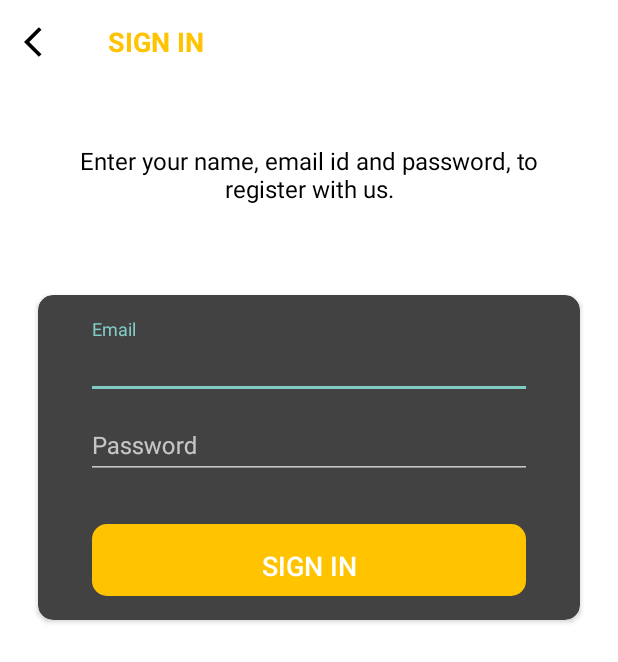
After one commit to NikhilBabu829/Trello-Clone, an Android app: the SignInActivity screen opened directly, with no data from a screen before it, on a phone screen of 412 x 824 dp. The commit adds this screen. Shown: the top 662 px of the screen. Run offline under Robolectric (Android 15) with nearby library versions, the phone set to English and light mode, and no system bars; Roboto replaces fonts that are not available here.

Commit message:
adding the signin screen to the project

```diff
--- a/app/src/main/AndroidManifest.xml
+++ b/app/src/main/AndroidManifest.xml
@@ -14,10 +14,15 @@
         android:theme="@style/Theme.Projemanage"
         tools:targetApi="31">
         <activity
+            android:name=".SignInActivity"
+            android:exported="false"
+            android:screenOrientation="portrait"
+            android:theme="@style/AppTheme"/>
+        <activity
             android:name=".SignUpActivity"
             android:exported="false"
             android:screenOrientation="portrait"
-            android:theme="@style/AppTheme"/>
+            android:theme="@style/AppTheme" />
         <activity
             android:name=".IntroActivity"
             android:exported="false"
--- a/app/src/main/java/com/nikhil/projemanage/IntroActivity.kt
+++ b/app/src/main/java/com/nikhil/projemanage/IntroActivity.kt
@@ -8,6 +8,7 @@ import android.widget.Button
 
 class IntroActivity : AppCompatActivity() {
     var btnSignUp : Button? = null
+    var btnSignIn: Button? =null
     override fun onCreate(savedInstanceState: Bundle?) {
         super.onCreate(savedInstanceState)
         setContentView(R.layout.activity_intro)
@@ -16,8 +17,12 @@ class IntroActivity : AppCompatActivity() {
             WindowManager.LayoutParams.FLAG_FULLSCREEN
         )
         btnSignUp = findViewById(R.id.btn_sign_up_intro)
+        btnSignIn = findViewById(R.id.btn_sign_in_intro)
         btnSignUp?.setOnClickListener{
             startActivity(Intent(this,SignUpActivity::class.java))
         }
+        btnSignIn?.setOnClickListener{
+            startActivity(Intent(this,SignInActivity::class.java))
+        }
     }
 }
--- /dev/null
+++ b/app/src/main/java/com/nikhil/projemanage/SignInActivity.kt
@@ -0,0 +1,30 @@
+package com.nikhil.projemanage
+
+import androidx.appcompat.app.AppCompatActivity
+import android.os.Bundle
+import android.view.WindowManager
+import android.widget.Button
+import androidx.appcompat.widget.Toolbar
+
+class SignInActivity : AppCompatActivity() {
+    var signInToolBar : Toolbar? =null
+    override fun onCreate(savedInstanceState: Bundle?) {
+        super.onCreate(savedInstanceState)
+        setContentView(R.layout.activity_sign_in)
+        signInToolBar = findViewById(R.id.toolbar_sign_in_activity)
+        window.setFlags(
+            WindowManager.LayoutParams.FLAG_FULLSCREEN,
+            WindowManager.LayoutParams.FLAG_FULLSCREEN
+        )
+        setupActionBarSignIn()
+    }
+    private fun setupActionBarSignIn(){
+        setSupportActionBar(signInToolBar)
+        val actionBarSignIn = supportActionBar
+        if(actionBarSignIn!=null){
+            actionBarSignIn.setDisplayHomeAsUpEnabled(true)
+            actionBarSignIn.setHomeAsUpIndicator(R.drawable.icbaselinearrowbackios24)
+        }
+        signInToolBar?.setNavigationOnClickListener{onBackPressed()}
+    }
+}
--- a/app/src/main/java/com/nikhil/projemanage/SignUpActivity.kt
+++ b/app/src/main/java/com/nikhil/projemanage/SignUpActivity.kt
@@ -2,6 +2,7 @@ package com.nikhil.projemanage
 
 import androidx.appcompat.app.AppCompatActivity
 import android.os.Bundle
+import android.view.WindowManager
 import androidx.appcompat.widget.Toolbar
 
 class SignUpActivity : AppCompatActivity() {
@@ -11,6 +12,10 @@ class SignUpActivity : AppCompatActivity() {
         setContentView(R.layout.activity_sign_up)
         setUpActionBar = findViewById(R.id.toolbar_sign_up_activity)
         setupActionBar()
+        window.setFlags(
+            WindowManager.LayoutParams.FLAG_FULLSCREEN,
+            WindowManager.LayoutParams.FLAG_FULLSCREEN
+        )
     }
     private fun setupActionBar(){
         setSupportActionBar(setUpActionBar)
@@ -19,6 +24,7 @@ class SignUpActivity : AppCompatActivity() {
             actionBar.setDisplayHomeAsUpEnabled(true)
             actionBar.setHomeAsUpIndicator(R.drawable.icbaselinearrowbackios24)
         }
+        setUpActionBar?.setNavigationOnClickListener{onBackPressed()}
     }
 
 }
--- /dev/null
+++ b/app/src/main/res/layout/activity_sign_in.xml
@@ -0,0 +1,120 @@
+<?xml version="1.0" encoding="utf-8"?>
+<LinearLayout xmlns:android="http://schemas.android.com/apk/res/android"
+    xmlns:app="http://schemas.android.com/apk/res-auto"
+    xmlns:tools="http://schemas.android.com/tools"
+    tools:context=".SignInActivity"
+    android:layout_width="match_parent"
+    android:layout_height="match_parent"
+    android:orientation="vertical"
+    android:background="@color/white">
+
+    <androidx.appcompat.widget.Toolbar
+        android:id="@+id/toolbar_sign_in_activity"
+        android:layout_width="match_parent"
+        android:layout_height="?attr/actionBarSize"
+        >
+        <TextView
+            android:id="@+id/tv_title"
+            android:layout_width="match_parent"
+            android:layout_height="match_parent"
+            android:gravity="center_vertical"
+            android:text="@string/sign_in"
+            android:textColor="@color/primaryTextColor"
+            android:textSize="@dimen/toolbar_title_text_size"
+            android:textStyle="bold"/>
+
+    </androidx.appcompat.widget.Toolbar>
+
+    <LinearLayout
+        android:layout_width="match_parent"
+        android:layout_height="match_parent"
+        android:layout_gravity="center"
+        android:layout_marginTop="@dimen/authentication_screen_content_marginTop"
+        android:orientation="vertical">
+
+        <TextView
+            android:layout_width="match_parent"
+            android:layout_height="wrap_content"
+            android:layout_marginStart="@dimen/authentication_screen_marginStartEnd"
+            android:layout_marginEnd="@dimen/authentication_screen_marginStartEnd"
+            android:gravity="center"
+            android:text="@string/sign_in_description_text"
+            android:textColor="@color/black"
+            android:textSize="@dimen/authentication_description_text_size"
+            />
+        <androidx.cardview.widget.CardView
+            android:layout_width="match_parent"
+            android:layout_height="wrap_content"
+            android:layout_marginStart="@dimen/authentication_screen_marginStartEnd"
+            android:layout_marginTop="@dimen/authentication_screen_card_view_marginTop"
+            android:layout_marginEnd="@dimen/authentication_screen_marginStartEnd"
+            android:elevation="@dimen/card_view_elevation"
+            app:cardCornerRadius="@dimen/card_view_corner_radius"
+            >
+
+            <LinearLayout
+                android:layout_width="match_parent"
+                android:layout_height="wrap_content"
+                android:orientation="vertical"
+                android:padding="@dimen/card_view_layout_content_padding"
+                >
+
+                <com.google.android.material.textfield.TextInputLayout
+                    android:layout_width="match_parent"
+                    android:layout_height="wrap_content"
+                    android:layout_marginStart="@dimen/authentication_screen_til_marginStartEnd"
+                    android:layout_marginEnd="@dimen/authentication_screen_til_marginStartEnd"
+                    >
+                    <androidx.appcompat.widget.AppCompatEditText
+                        android:id="@+id/et_name"
+                        android:layout_width="match_parent"
+                        android:layout_height="wrap_content"
+                        android:hint="@string/email"
+                        android:inputType="textEmailAddress"
+                        android:textSize="@dimen/et_text_size"
+                        />
+
+                </com.google.android.material.textfield.TextInputLayout>
+
+                <com.google.android.material.textfield.TextInputLayout
+                    android:layout_width="match_parent"
+                    android:layout_height="wrap_content"
+                    android:layout_marginStart="@dimen/authentication_screen_til_marginStartEnd"
+                    android:layout_marginEnd="@dimen/authentication_screen_til_marginStartEnd"
+                    >
+                    <androidx.appcompat.widget.AppCompatEditText
+                        android:id="@+id/et_password"
+                        android:layout_width="match_parent"
+                        android:layout_height="wrap_content"
+                        android:hint="@string/password"
+                        android:inputType="textPassword"
+                        android:textSize="16sp"
+
+                        />
+
+                </com.google.android.material.textfield.TextInputLayout>
+
+                <Button
+                    android:id="@+id/btn_sign_in"
+                    android:layout_width="match_parent"
+                    android:layout_height="wrap_content"
+                    android:layout_gravity="center"
+                    android:layout_marginStart="@dimen/btn_marginStartEnd"
+                    android:layout_marginTop="@dimen/sign_up_screen_btn_marginTop"
+                    android:layout_marginEnd="@dimen/btn_marginStartEnd"
+                    android:background="@drawable/shapewithborder"
+                    android:foreground="?attr/selectableItemBackground"
+                    android:gravity="center"
+                    android:paddingTop="@dimen/btn_paddingTopBottom"
+                    android:text="@string/sign_in"
+                    android:textColor="@color/white"
+                    android:textSize="@dimen/btn_text_size"
+                    />
+
+            </LinearLayout>
+
+        </androidx.cardview.widget.CardView>
+
+    </LinearLayout>
+
+</LinearLayout>
--- a/app/src/main/res/values/strings.xml
+++ b/app/src/main/res/values/strings.xml
@@ -10,4 +10,5 @@
     <string name="name">Name</string>
     <string name="password">Password</string>
     <string name="email">Email</string>
+    <string name="sign_in_description_text">Enter your name, email id and password, to register with us.</string>
 </resources>
```
